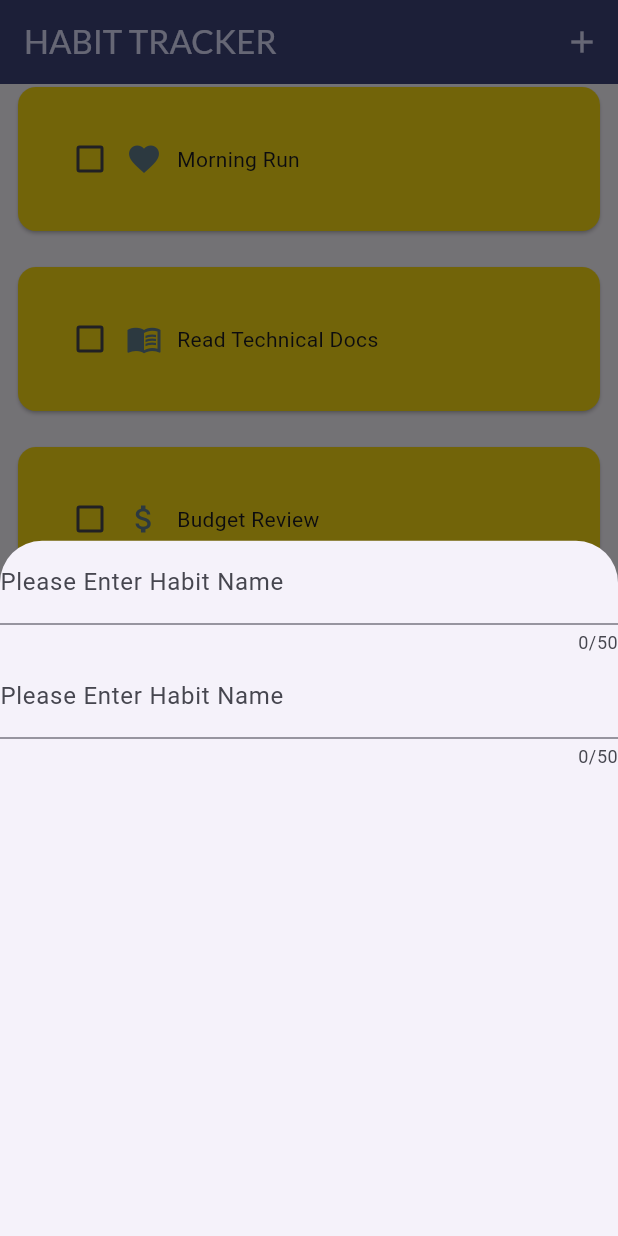
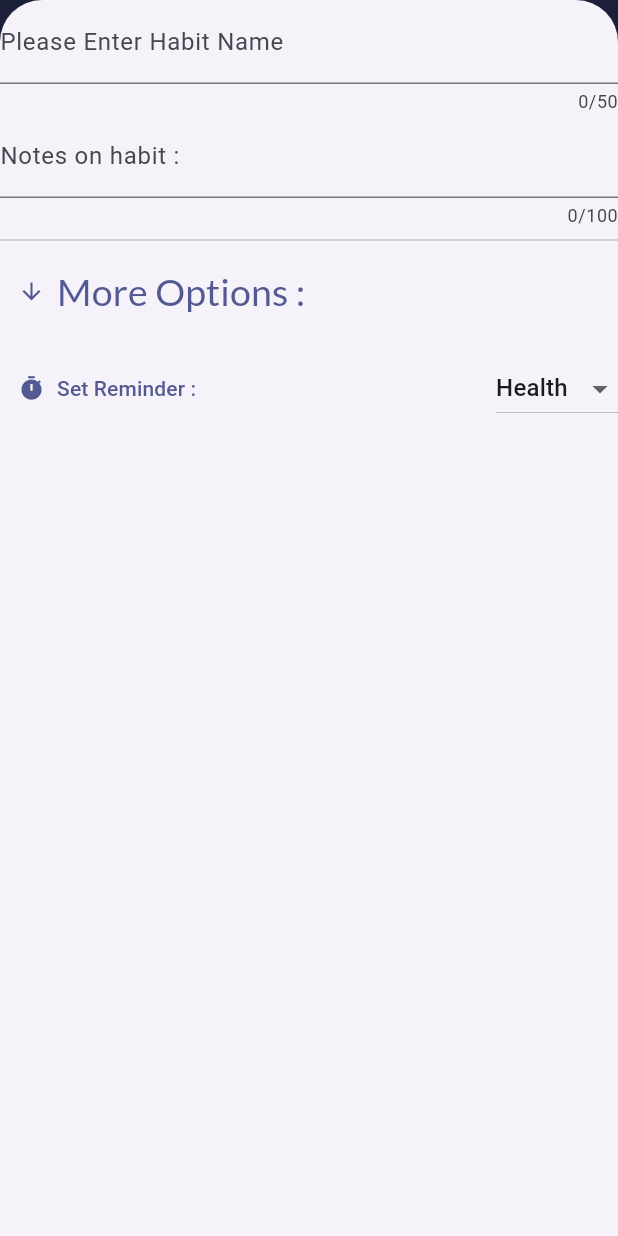
Before and after one commit to AserCodez/to_do_app, a Flutter app: the screen it shows after launch, scrolled down 130 dp, after a tap on the "add" icon, on a phone screen of 412 x 824 dp. Run offline on Flutter 3.47's test engine with Material 3 defaults, Android fonts, the phone set to English and light mode, and no system bars; our stand-ins replace google_fonts.

```diff
--- a/lib/Data_Models/clsHabits.dart
+++ b/lib/Data_Models/clsHabits.dart
@@ -20,7 +20,6 @@ class Clshabits {
    Clshabits({
     required this.nameOfHabit,
     required this.selectedCategory,// Drop down list
-    required this.frequency,//Drop down list
     required this.currentStreak,
     required this.longestStreak,
     required this.reminder,
@@ -30,14 +29,11 @@ class Clshabits {
 
    String nameOfHabit;
    String selectedCategory;
-   EnFrequency frequency=EnFrequency.daily;
    int currentStreak=0;
    int longestStreak=0;
-   TimeOfDay reminder=TimeOfDay.now();
+   TimeOfDay? reminder;
    DateTime lastCompleted=DateTime.now();
    String notesAboutHabit='';
-   String isrealGay='';
-
 
 IconData get categoryIcon {
   switch (this.selectedCategory) {
@@ -61,7 +57,4 @@ IconData get categoryIcon {
       return Icons.error; // Fallback
   }
 }
-
-
-
 }
--- a/lib/DummyData/dummyData.dart
+++ b/lib/DummyData/dummyData.dart
@@ -2,13 +2,12 @@
 import 'package:flutter/material.dart';
 import 'package:to_do_app/Data_Models/clsHabits.dart';
 
-List<Clshabits> checkedHabits=[];
+List<Clshabits> checkedHabits = [];
 
 List<Clshabits> dummyHabits = [
   Clshabits(
     nameOfHabit: 'Drink Water',
     selectedCategory: 'Health',
-    frequency: EnFrequency.daily,
     currentStreak: 7,
     longestStreak: 15,
     reminder: TimeOfDay(hour: 8, minute: 0),
@@ -18,7 +17,6 @@ List<Clshabits> dummyHabits = [
   Clshabits(
     nameOfHabit: 'Morning Run',
     selectedCategory: 'Health',
-    frequency: EnFrequency.daily,
     currentStreak: 3,
     longestStreak: 10,
     reminder: TimeOfDay(hour: 6, minute: 30),
@@ -28,7 +26,6 @@ List<Clshabits> dummyHabits = [
   Clshabits(
     nameOfHabit: 'Read Technical Docs',
     selectedCategory: 'Study',
-    frequency: EnFrequency.weekly,
     currentStreak: 4,
     longestStreak: 8,
     reminder: TimeOfDay(hour: 19, minute: 0),
@@ -38,7 +35,6 @@ List<Clshabits> dummyHabits = [
   Clshabits(
     nameOfHabit: 'Budget Review',
     selectedCategory: 'Finance',
-    frequency: EnFrequency.weekly,
     currentStreak: 12,
     longestStreak: 12,
     reminder: TimeOfDay(hour: 20, minute: 0),
@@ -48,7 +44,6 @@ List<Clshabits> dummyHabits = [
   Clshabits(
     nameOfHabit: 'Call Family',
     selectedCategory: 'Social',
-    frequency: EnFrequency.weekly,
     currentStreak: 2,
     longestStreak: 5,
     reminder: TimeOfDay(hour: 18, minute: 0),
@@ -58,7 +53,6 @@ List<Clshabits> dummyHabits = [
   Clshabits(
     nameOfHabit: 'Meditation',
     selectedCategory: 'Mind',
-    frequency: EnFrequency.daily,
     currentStreak: 21,
     longestStreak: 21,
     reminder: TimeOfDay(hour: 7, minute: 0),
@@ -68,7 +62,6 @@ List<Clshabits> dummyHabits = [
   Clshabits(
     nameOfHabit: 'Gaming Time',
     selectedCategory: 'Fun',
-    frequency: EnFrequency.weekly,
     currentStreak: 5,
     longestStreak: 5,
     reminder: TimeOfDay(hour: 21, minute: 0),
--- a/lib/Screens/habits.dart
+++ b/lib/Screens/habits.dart
@@ -23,7 +23,8 @@ class _HabitsScreenState extends State<HabitsScreen> {
 
   void _addNewHabit() {
     showModalBottomSheet(
-      useSafeArea: true,
+      isScrollControlled: true,
+      useSafeArea: true,//Used to make the overlay cover the whole screen
       context: context,
       builder: (context) => Newhabit(),
     );
--- a/lib/Screens/newHabit.dart
+++ b/lib/Screens/newHabit.dart
@@ -1,6 +1,9 @@
 import 'package:flutter/material.dart';
+import 'package:google_fonts/google_fonts.dart';
+import 'package:to_do_app/Data_Models/clsHabits.dart';
 
 class Newhabit extends StatefulWidget {
+  const Newhabit({super.key});
   @override
   State<StatefulWidget> createState() {
     return _Newhabit();
@@ -8,15 +11,30 @@ class Newhabit extends StatefulWidget {
 }
 
 class _Newhabit extends State<Newhabit> {
+  TimeOfDay? _reminder;
+     final _textInput = TextEditingController();
+    String _selectedCategory = habitCategories.first;
+
+  void _pickTimeForReminder() async {
+    final pickedDate = await showTimePicker(
+      context: context,
+      initialTime: TimeOfDay.now(),
+    );
+    if (pickedDate != null) {
+      setState(() {
+        _reminder = pickedDate;
+      });
+    }
+  }
+
   @override
   void dispose() {
     super.dispose();
+    _textInput.dispose();
   }
 
   @override
   Widget build(BuildContext context) {
-    final _textInput = TextEditingController();
-    final _numberInput=TextEditingController();
 
 
     return Container(
@@ -27,12 +45,56 @@ class _Newhabit extends State<Newhabit> {
             maxLength: 50,
             decoration: InputDecoration(label: Text('Please Enter Habit Name')),
           ),
+          TextField(
+            controller: _textInput,
+            keyboardType: TextInputType.text,
+            maxLength: 100,
+            decoration: InputDecoration(label: Text('Notes on habit : ')),
+          ),
+          Divider(),
 
-          TextField(
-            controller: _numberInput,
-            keyboardType: TextInputType.number,
-            maxLength: 50,
-            decoration: InputDecoration(label: Text('Please Enter Habit Name')),
+          Container(
+            alignment: Alignment.topLeft,
+            child: TextButton.icon(
+              icon: Icon(Icons.arrow_downward),
+              label: Text(
+                'More Options : ',
+                style: GoogleFonts.lato(fontSize: 25),
+              ),
+              onPressed: (){},
+            ),
+          ),
+          SizedBox(height: 15),
+          Row(
+            children: [
+              TextButton.icon(
+                onPressed: () {
+                  _pickTimeForReminder();
+                },
+                label: Text('Set Reminder : '),
+                icon: Icon(Icons.timer),
+              ),
+              Spacer(),
+
+              DropdownButton(
+                value: _selectedCategory,
+                items: habitCategories
+                    .map(
+                      (item) =>
+                          DropdownMenuItem(value: item, child: Text(item)),
+                    )
+                    .toList(),
+                onChanged: (String? newValue) {
+                  if (newValue == null) {
+                    return;
+                  } else {
+                    setState(() {
+                      _selectedCategory = newValue;
+                    });
+                  }
+                },
+              ),
+            ],
           ),
         ],
       ),
--- a/lib/main.dart
+++ b/lib/main.dart
@@ -1,5 +1,7 @@
+import 'package:flutter/cupertino.dart';
 import 'package:flutter/material.dart';
 import 'package:to_do_app/Screens/habits.dart';
+import 'dart:io';
 
 var kColorScheme = ColorScheme.fromSeed(
   secondaryContainer: const Color.fromARGB(255, 249, 218, 19),
@@ -7,8 +9,18 @@ var kColorScheme = ColorScheme.fromSeed(
 );
 
 void main() {
-  runApp(
-    MaterialApp(
+  Widget currentStyling;
+
+  if (Platform.isIOS) {
+    currentStyling = CupertinoApp(
+      theme: CupertinoThemeData(
+        primaryContrastingColor: kColorScheme.primaryContainer,
+        barBackgroundColor: kColorScheme.onPrimaryContainer,
+      ).copyWith(),
+      home: HabitsScreen(),
+    );
+  } else {
+    currentStyling = MaterialApp(
       theme: ThemeData(
         colorScheme: kColorScheme,
         appBarTheme: AppBarTheme().copyWith(
@@ -20,6 +32,8 @@ void main() {
         ),
       ).copyWith(),
       home: HabitsScreen(),
-    ),
-  );
+    );
+  }
+
+  runApp(currentStyling);
 }
```
Also changed, not shown: lib/Screens/StatsScreen.dart (+16 -10 lines).
